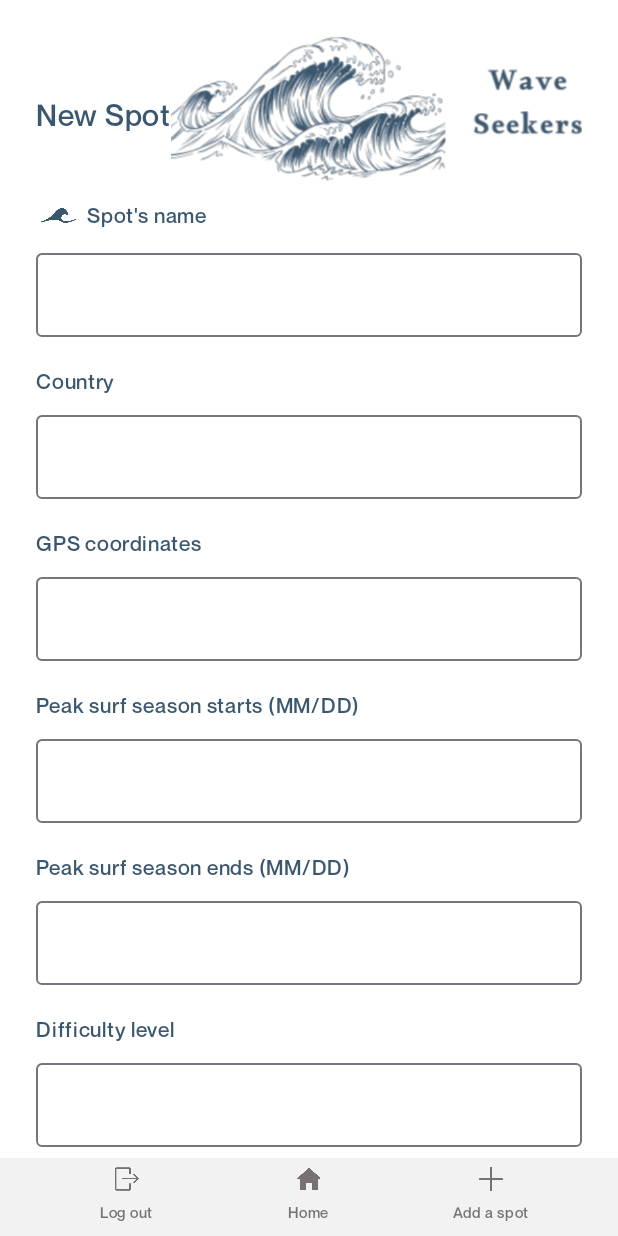
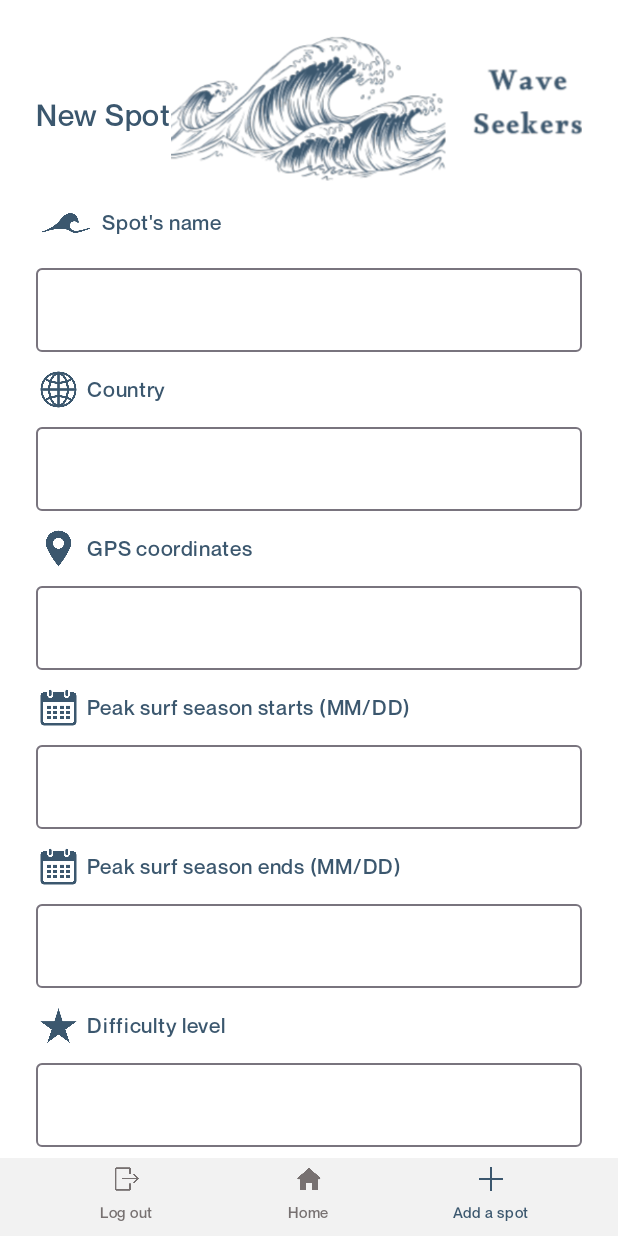
Before and after one commit to Carine09/Wave_Seekers_Front, an Android app built with Jetpack Compose: the NewSpotActivity screen opened directly, with no data from a screen before it, on a phone screen of 412 x 824 dp. Run offline under Robolectric (Android 15) with nearby library versions, the phone set to English and light mode, and no system bars.

Commit message:
Update: AddSpot - icons and blue NavBar done. Only Select to do

```diff
--- a/app/src/main/java/com/example/waveseekersfront/NewSpotActivity.kt
+++ b/app/src/main/java/com/example/waveseekersfront/NewSpotActivity.kt
@@ -97,7 +97,7 @@ fun AddSpotContent() {
             Image(
                 painter = painterResource(R.drawable.spot_name_blue_icon),
                 contentDescription = "Blue wave icon",
-                modifier = Modifier.height(30.dp)
+                modifier = Modifier.height(40.dp)
             )
 
             Text(
@@ -116,112 +116,161 @@ fun AddSpotContent() {
                 singleLine = true,
                 modifier = Modifier
                     .fillMaxWidth()
-                    .padding(top = 10.dp)
+                    .padding(top = 10.dp, bottom = 10.dp)
+                    //padding bottom (pour remplacer le top du texte qui ne fonctonne pas)
 
             )
 
 
-
+        Row (verticalAlignment = Alignment.CenterVertically) {
+            Image(
+                painter = painterResource(R.drawable.country_blue_icon),
+                contentDescription = "Blue world icon",
+                modifier = Modifier.height(30.dp)
+            )
             Text(
                 text = "Country",
                 fontFamily = NeueMontrealMediumFontFamily,
                 color = MaterialTheme.colorScheme.primary,
                 fontSize = 14.sp,
                 modifier = Modifier
-                .padding(top = 18.dp)
+                    .padding(start = 4.dp)
             )
+        }
         OutlinedTextField(
             value = country,
             onValueChange = { country = it },
             singleLine = true,
             modifier = Modifier
                 .fillMaxWidth()
-                .padding(top = 10.dp)
+                .padding(top = 10.dp, bottom = 10.dp) //remplace le top
         )
 
+        Row (verticalAlignment = Alignment.CenterVertically) {
+            Image(
+                painter = painterResource(R.drawable.gps_coordinates_blue_icon),
+                contentDescription = "Blue location pin icon",
+                modifier = Modifier.height(30.dp)
+            )
             Text(
                 text = "GPS coordinates",
                 fontFamily = NeueMontrealMediumFontFamily,
                 color = MaterialTheme.colorScheme.primary,
                 fontSize = 14.sp,
                 modifier = Modifier
-                .padding(top = 18.dp)
+                    .padding(start = 4.dp)
             )
+        }
         OutlinedTextField(
             value = gpsCoordinates,
             onValueChange = { gpsCoordinates = it },
             singleLine = true,
             modifier = Modifier
                 .fillMaxWidth()
-                .padding(top = 10.dp)
+                .padding(top = 10.dp, bottom = 10.dp)
         )
 
+        Row (verticalAlignment = Alignment.CenterVertically) { //Padding top de 18.dp ici?
+            Image(
+                painter = painterResource(R.drawable.peak_season_blue_icon),
+                contentDescription = "Blue calendar icon",
+                modifier = Modifier.height(30.dp)
+            )
             Text(
                 text = "Peak surf season starts (MM/DD)",
                 fontFamily = NeueMontrealMediumFontFamily,
                 color = MaterialTheme.colorScheme.primary,
                 fontSize = 14.sp,
                 modifier = Modifier
-                .padding(top = 18.dp)
+                    .padding(start = 4.dp)
             )
+        }
         OutlinedTextField(
             value = startSeason,
             onValueChange = { startSeason = it },
             singleLine = true,
             modifier = Modifier
                 .fillMaxWidth()
-                .padding(top = 10.dp)
+                .padding(top = 10.dp, bottom = 10.dp)
         )
 
+        Row (verticalAlignment = Alignment.CenterVertically) {
+            Image(
+                painter = painterResource(R.drawable.peak_season_blue_icon),
+                contentDescription = "Blue calendar icon",
+                modifier = Modifier.height(30.dp)
+            )
             Text(
                 text = "Peak surf season ends (MM/DD)",
                 fontFamily = NeueMontrealMediumFontFamily,
                 color = MaterialTheme.colorScheme.primary,
                 fontSize = 14.sp,
                 modifier = Modifier
-                .padding(top = 18.dp)
+                    .padding(start = 4.dp)
             )
+        }
         OutlinedTextField(
             value = endSeason,
             onValueChange = { endSeason = it },
             singleLine = true,
             modifier = Modifier
                 .fillMaxWidth()
-                .padding(top = 10.dp)
+                .padding(top = 10.dp, bottom = 10.dp)
         )
 
+        Row (verticalAlignment = Alignment.CenterVertically) {
+            Image(
+                painter = painterResource(R.drawable.difficulty_star_darkblue_full_icon),
+                contentDescription = "Blue star icon",
+                modifier = Modifier.height(30.dp)
+            )
             Text(
                 text = "Difficulty level",
                 fontFamily = NeueMontrealMediumFontFamily,
                 color = MaterialTheme.colorScheme.primary,
                 fontSize = 14.sp,
                 modifier = Modifier
-                .padding(top = 18.dp)
+                    .padding(start = 4.dp)
             )
+        }
         OutlinedTextField(
             value = waveDifficulty,
             onValueChange = { waveDifficulty = it },
             singleLine = true,
             modifier = Modifier
                 .fillMaxWidth()
-                .padding(top = 10.dp)
+                .padding(top = 10.dp, bottom = 10.dp)
         )
 
+        Row (verticalAlignment = Alignment.CenterVertically) {
+            Image(
+                painter = painterResource(R.drawable.surfing_culture_blue_icon),
+                contentDescription = "Blue information icon",
+                modifier = Modifier.height(30.dp)
+            )
             Text(
                 text = "Tell us more about the surfing culture there",
                 fontFamily = NeueMontrealMediumFontFamily,
                 color = MaterialTheme.colorScheme.primary,
                 fontSize = 14.sp,
                 modifier = Modifier
-                .padding(top = 18.dp)
+                    .padding(start = 4.dp)
             )
+        }
         OutlinedTextField(
             value = surfingCulture,
             onValueChange = { surfingCulture = it },
             singleLine = true,
             modifier = Modifier
                 .fillMaxWidth()
-                .padding(top = 10.dp)
+                .padding(top = 10.dp, bottom = 10.dp)
+        )
+
+        Row (verticalAlignment = Alignment.CenterVertically) {
+            Image(
+                painter = painterResource(R.drawable.add_image_blue_icon),
+                contentDescription = "Blue picture icon",
+                modifier = Modifier.height(30.dp)
             )
             Text(
                 text = "Image URL",
@@ -229,17 +278,17 @@ fun AddSpotContent() {
                 color = MaterialTheme.colorScheme.primary,
                 fontSize = 14.sp,
                 modifier = Modifier
-                .padding(top = 18.dp)
+                    .padding(start = 4.dp)
             )
+        }
         OutlinedTextField(
             value = imageUrl,
             onValueChange = { imageUrl = it },
             singleLine = true,
             modifier = Modifier
                 .fillMaxWidth()
-                .padding(top = 10.dp)
+                .padding(top = 10.dp, bottom = 10.dp)
         )
-
 
         SubmitButton(
             modifier = Modifier
@@ -332,10 +381,10 @@ fun BottomNavBarAddSpot(modifier: Modifier = Modifier) {
             modifier = Modifier.weight(1f)
         )
         NavBarButtonAddSpot(
-            iconRes = R.drawable.add_spot_grey_icon,
+            iconRes = R.drawable.add_spot_blue_icon,
             text = "Add a spot",
             iconContentDescription = "Add a spot icon",
-            isActive = false,
+            isActive = true,
             onClick = {
                 val intent = Intent(context, NewSpotActivity::class.java)
                 context.startActivity(intent)
@@ -373,6 +422,14 @@ fun AddSpotHeaderPreview(){
 
 @Preview(showBackground = true)
 @Composable
+fun AddSpotNavBarPreview(){
+    WaveSeekersFrontTheme {
+        BottomNavBarAddSpot()
+    }
+}
+
+@Preview(showBackground = true)
+@Composable
 fun NewSpotPreview() {
     WaveSeekersFrontTheme {
         DisplayNewSpotForm()
@@ -381,8 +438,16 @@ fun NewSpotPreview() {
 
 @Preview(showBackground = true)
 @Composable
+fun AddSpotContentPreview(){
+    WaveSeekersFrontTheme {
+        AddSpotContent()
+    }
+}
+
+/* @Preview(showBackground = true)
+@Composable
 fun SubmitButtonPreview(){
     WaveSeekersFrontTheme {
-        //SubmitButton()
+        SubmitButton()
     }
-}
+}*/
```
Lines whose indentation alone changed are shown as unchanged.
